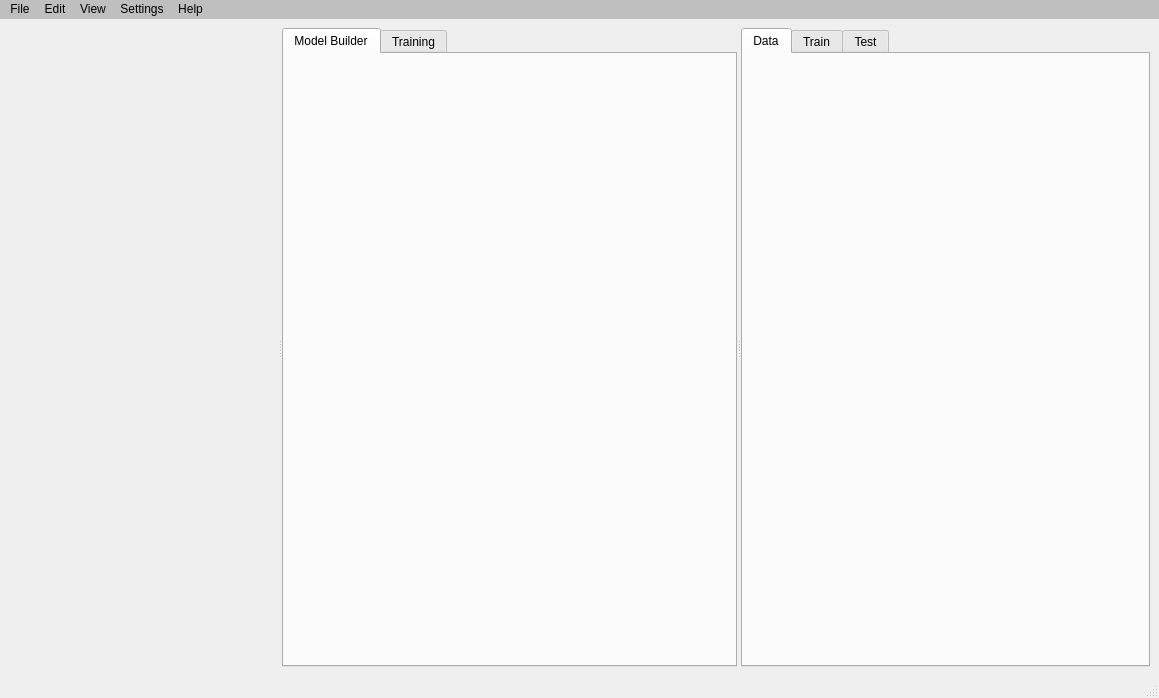
The window that ui/mainwindow.ui (victorgmlyra/NodeML) describes before a commit, drawn with Qt 5.
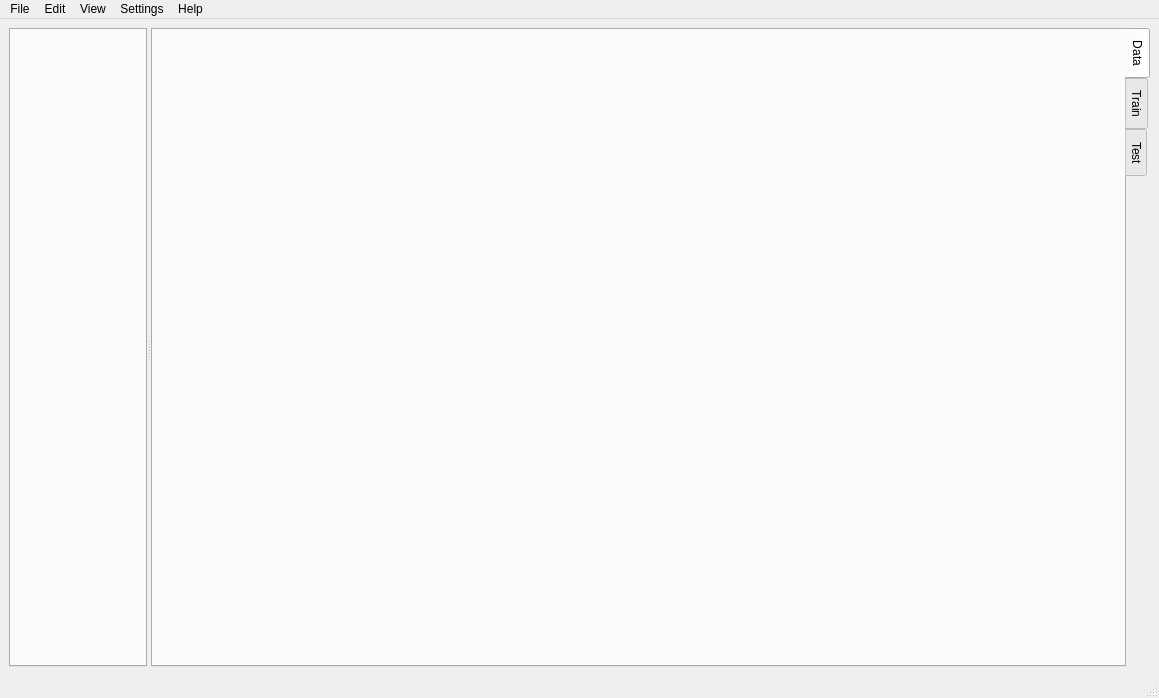
The same window after the commit.

What changed in the file:
```diff
--- a/ui/mainwindow.ui
+++ b/ui/mainwindow.ui
@@ -17,20 +17,15 @@
    <string notr="true"/>
   </property>
   <widget class="QWidget" name="centralwidget">
+   <property name="styleSheet">
+    <string notr="true"/>
+   </property>
    <layout class="QHBoxLayout" name="horizontalLayout">
     <item>
      <widget class="QSplitter" name="splitter">
       <property name="orientation">
        <enum>Qt::Horizontal</enum>
       </property>
-      <widget class="QWidget" name="layers_windows" native="true">
-       <property name="enabled">
-        <bool>true</bool>
-       </property>
-       <property name="styleSheet">
-        <string notr="true"/>
-       </property>
-      </widget>
       <widget class="QTabWidget" name="tabWidget">
        <property name="styleSheet">
         <string notr="true"/>
@@ -38,21 +33,17 @@
        <property name="currentIndex">
         <number>0</number>
        </property>
-       <widget class="QWidget" name="model_builder_tab">
-        <attribute name="title">
-         <string>Model Builder</string>
-        </attribute>
-       </widget>
-       <widget class="QWidget" name="training_tab">
-        <attribute name="title">
-         <string>Training</string>
-        </attribute>
-       </widget>
       </widget>
       <widget class="QTabWidget" name="config_windows">
+       <property name="autoFillBackground">
+        <bool>false</bool>
+       </property>
        <property name="styleSheet">
         <string notr="true"/>
        </property>
+       <property name="tabPosition">
+        <enum>QTabWidget::East</enum>
+       </property>
        <property name="currentIndex">
         <number>0</number>
        </property>
@@ -86,7 +77,7 @@
     </rect>
    </property>
    <property name="styleSheet">
-    <string notr="true">background-color: #BFBFBF;</string>
+    <string notr="true"/>
    </property>
    <widget class="QMenu" name="menuFile">
     <property name="title">
```
Left out of the diff: 2 changed lines with no effect on the pictures.
